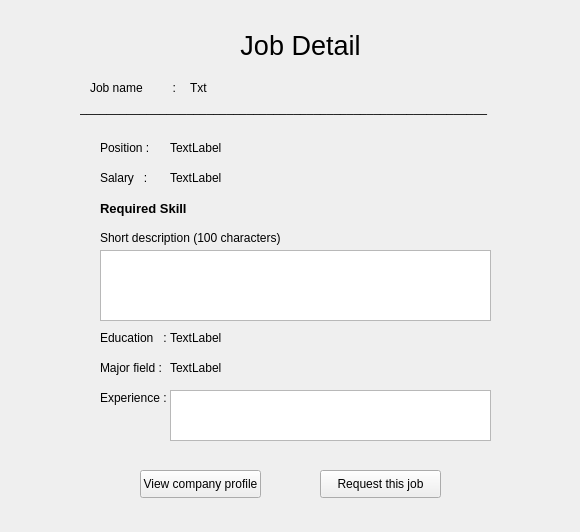
The window that ui_form/View_Job_detail.ui (Sirawap/PathFinder-Project) describes before a commit, drawn with Qt 5.
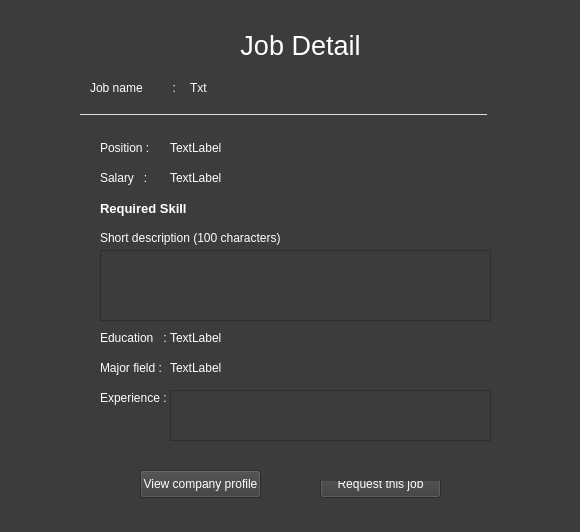
The same window after the commit.

Patch:
```diff
--- a/ui_form/View_Job_detail.ui
+++ b/ui_form/View_Job_detail.ui
@@ -13,6 +13,12 @@
   <property name="windowTitle">
    <string>Form</string>
   </property>
+  <property name="styleSheet">
+   <string notr="true">QWidget{
+	background-color: rgb(60,60,60);
+	color: white;
+}</string>
+  </property>
   <widget class="QPushButton" name="pushButton_request_Job">
    <property name="geometry">
     <rect>
@@ -136,7 +142,7 @@
     <rect>
      <x>100</x>
      <y>200</y>
-     <width>91</width>
+     <width>141</width>
      <height>16</height>
     </rect>
    </property>
```
